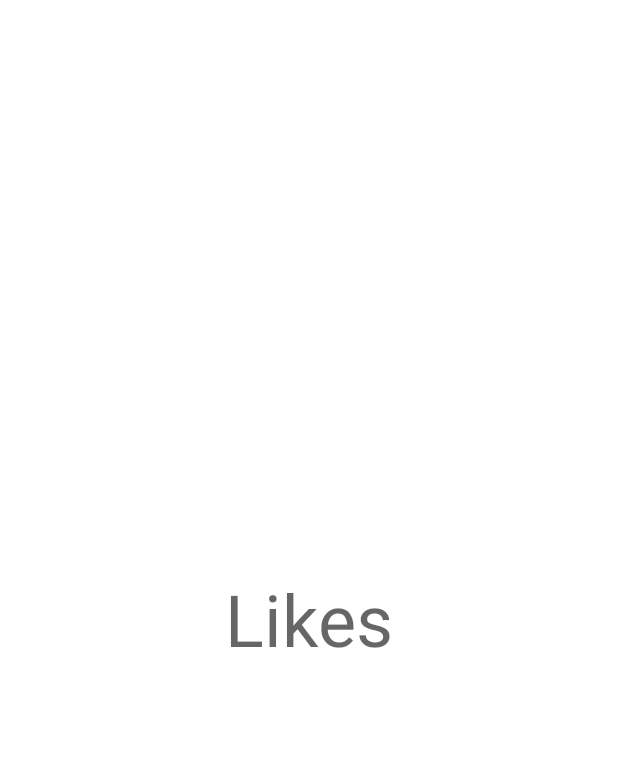
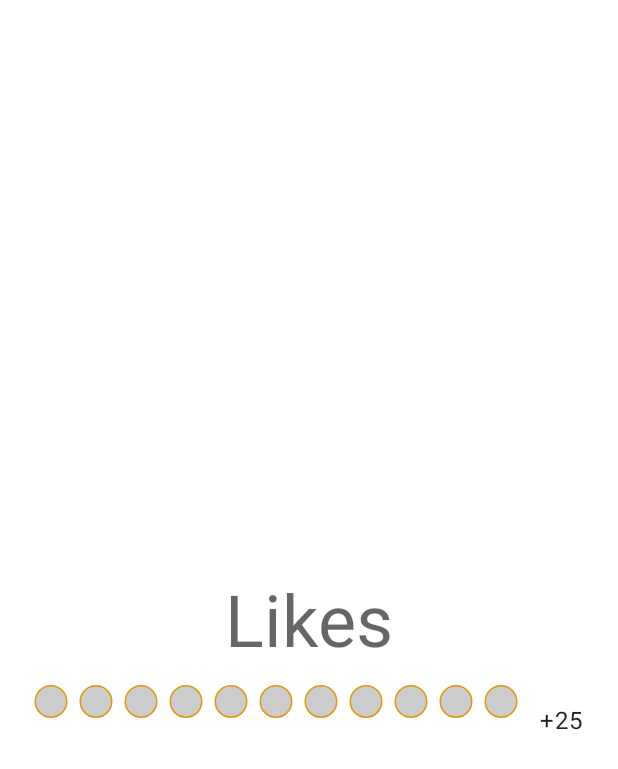
Before and after one commit to geaned/first-android-app, an Android app: the layout fragment_likes.xml on its own in the app's theme, with its tools: preview values and no code run, on a phone screen of 412 x 824 dp. Shown: the top 769 px of the screen. Run offline under Robolectric (Android 15) with nearby library versions, the phone set to English and light mode, and no system bars.

Commit message:
Added like counter placeholder

```diff
--- a/app/src/main/java/com/georgiyangeni/firstandroidapp/ui/news/NewsFragment.kt
+++ b/app/src/main/java/com/georgiyangeni/firstandroidapp/ui/news/NewsFragment.kt
@@ -17,7 +17,7 @@ class NewsFragment : BaseFragment(R.layout.fragment_news) {
 
     override fun onViewCreated(view: View, savedInstanceState: Bundle?) {
         super.onViewCreated(view, savedInstanceState)
-        viewBinding.swipeLayoutNewsRecyclerView.applyInsetter {
+        viewBinding.toolbar.applyInsetter {
             type(statusBars = true) { margin() }
         }
     }
--- /dev/null
+++ b/app/src/main/java/com/georgiyangeni/firstandroidapp/ui/news/PostLikesView.kt
@@ -0,0 +1,114 @@
+package com.georgiyangeni.firstandroidapp.ui.news
+
+import android.content.Context
+import android.graphics.Canvas
+import android.graphics.Color
+import android.graphics.Paint
+import android.util.AttributeSet
+import android.view.Gravity
+import android.widget.FrameLayout
+import android.widget.TextView
+import androidx.core.view.isInvisible
+import com.georgiyangeni.firstandroidapp.R
+import com.georgiyangeni.firstandroidapp.util.dpToPx
+import com.georgiyangeni.firstandroidapp.util.getCompatColor
+import com.georgiyangeni.firstandroidapp.util.inflate
+
+class PostLikesView @JvmOverloads constructor(
+    context: Context,
+    attrs: AttributeSet? = null,
+    defStyleRes: Int = 0
+) : FrameLayout(context, attrs, defStyleRes) {
+
+    private var textView: TextView
+
+    private var colorRadius: Float = dpToPx(10f)
+
+    var colors: List<Int> = listOf(Color.LTGRAY)
+        .flatMap { listOf(it, it, it, it, it, it) } // 5
+        .flatMap { listOf(it, it, it, it, it, it) } // 25
+        set(value) {
+            field = value
+            // requestLayout()
+            invalidate()
+        }
+
+    private var visibleColorCount: Int = 0
+    private var collapsedColorCount: Int = 0
+
+    private var circlePaint: Paint =
+        Paint().apply {
+            strokeWidth = colorRadius
+        }
+    private var circleBorderPaint: Paint =
+        Paint()
+            .apply {
+                color = context.getCompatColor(R.color.color_post_like_border)
+                strokeWidth = dpToPx(2f)
+                style = Paint.Style.STROKE
+            }
+
+    init {
+        setWillNotDraw(false)
+        textView = (inflate(R.layout.item_post_remaining_likes_count, false) as TextView)
+            .also { textView ->
+                addView(
+                    textView,
+                    LayoutParams(
+                        LayoutParams.WRAP_CONTENT,
+                        LayoutParams.WRAP_CONTENT,
+                        Gravity.END or Gravity.CENTER_VERTICAL
+                    )
+                )
+            }
+        if (isInEditMode) {
+            colors =
+                listOf(Color.LTGRAY)
+                    .flatMap { listOf(it, it, it, it, it) } // 5
+                    .flatMap { listOf(it, it, it, it, it) } // 25
+            setCollapsedColorCountText(colors.size)
+        }
+    }
+
+    override fun onMeasure(widthMeasureSpec: Int, heightMeasureSpec: Int) {
+        setCollapsedColorCountText(colors.size)
+        super.onMeasure(widthMeasureSpec, heightMeasureSpec)
+        if (colors.isNotEmpty()) {
+            val widthOfOneColor = (colorRadius * 3).toInt()
+            val widthOfAllColors = colors.size * widthOfOneColor
+            val widthWithoutPadding = measuredWidth - paddingStart - paddingEnd
+            var availableSpace = widthWithoutPadding
+            if (availableSpace in 1..widthOfAllColors) {
+                var visibleColorCount = availableSpace / widthOfOneColor + 1
+                do {
+                    visibleColorCount--
+                    setCollapsedColorCountText(colors.size - visibleColorCount)
+                    measureChild(textView, widthMeasureSpec, heightMeasureSpec)
+                    availableSpace = widthWithoutPadding - textView.measuredWidth
+                } while (0 < visibleColorCount && availableSpace <= visibleColorCount * widthOfOneColor)
+                textView.isInvisible = false
+                this.visibleColorCount = visibleColorCount
+                collapsedColorCount = colors.size - visibleColorCount
+            } else {
+                textView.isInvisible = true
+                visibleColorCount = colors.size
+                collapsedColorCount = 0
+            }
+        }
+    }
+
+    override fun onDraw(canvas: Canvas) {
+        super.onDraw(canvas)
+        val yPos = height / 2f
+        var xPos = paddingStart + colorRadius
+        for (i in 0 until visibleColorCount) {
+            canvas.drawCircle(xPos, yPos, colorRadius, circleBorderPaint)
+            canvas.drawCircle(xPos, yPos, colorRadius, circlePaint.apply { color = colors[i] })
+            xPos += (colorRadius * 3)
+        }
+    }
+
+    private fun setCollapsedColorCountText(count: Int) {
+        textView.text = resources.getString(R.string.common_counter_prefix, count)
+    }
+}
--- /dev/null
+++ b/app/src/main/java/com/georgiyangeni/firstandroidapp/util/ContextExtensions.kt
@@ -0,0 +1,8 @@
+package com.georgiyangeni.firstandroidapp.util
+
+import android.content.Context
+import androidx.annotation.ColorRes
+import androidx.core.content.ContextCompat
+
+fun Context.getCompatColor(@ColorRes colorRes: Int) =
+    ContextCompat.getColor(this, colorRes)
--- /dev/null
+++ b/app/src/main/java/com/georgiyangeni/firstandroidapp/util/UtilExtensions.kt
@@ -0,0 +1,13 @@
+package com.georgiyangeni.firstandroidapp.util
+
+import android.util.DisplayMetrics
+import android.util.TypedValue
+import androidx.annotation.Dimension
+import androidx.annotation.Dimension.DP
+
+fun dpToPx(displayMetrics: DisplayMetrics, @Dimension(unit = DP) dp: Float) =
+    TypedValue.applyDimension(
+        TypedValue.COMPLEX_UNIT_DIP,
+        dp,
+        displayMetrics
+    )
--- /dev/null
+++ b/app/src/main/java/com/georgiyangeni/firstandroidapp/util/ViewExtensions.kt
@@ -0,0 +1,7 @@
+package com.georgiyangeni.firstandroidapp.util
+
+import android.view.View
+import androidx.annotation.Dimension
+
+fun View.dpToPx(@Dimension(unit = Dimension.DP) dp: Float): Float =
+    dpToPx(resources.displayMetrics, dp)
--- /dev/null
+++ b/app/src/main/java/com/georgiyangeni/firstandroidapp/util/ViewGroupExtensions.kt
@@ -0,0 +1,10 @@
+package com.georgiyangeni.firstandroidapp.util
+
+import android.view.LayoutInflater
+import android.view.View
+import android.view.ViewGroup
+import androidx.annotation.LayoutRes
+
+fun ViewGroup.inflate(@LayoutRes layoutRes: Int, attachToRoot: Boolean = false): View {
+    return LayoutInflater.from(context).inflate(layoutRes, this, attachToRoot)
+}
--- a/app/src/main/res/layout/fragment_likes.xml
+++ b/app/src/main/res/layout/fragment_likes.xml
@@ -5,6 +5,7 @@
     xmlns:app="http://schemas.android.com/apk/res-auto">
 
     <TextView
+        android:id="@+id/screenTitleTextView"
         android:layout_width="wrap_content"
         android:layout_height="wrap_content"
         android:text="Likes"
@@ -14,4 +15,14 @@
         app:layout_constraintEnd_toEndOf="parent"
         app:layout_constraintTop_toTopOf="parent"
         app:layout_constraintBottom_toBottomOf="parent" />
+
+    <com.georgiyangeni.firstandroidapp.ui.news.PostLikesView
+        android:layout_width="0dp"
+        android:layout_height="wrap_content"
+        android:paddingHorizontal="24dp"
+        android:paddingTop="24dp"
+        app:layout_constraintEnd_toEndOf="parent"
+        app:layout_constraintStart_toStartOf="parent"
+        app:layout_constraintTop_toBottomOf="@+id/screenTitleTextView" />
+
 </androidx.constraintlayout.widget.ConstraintLayout>
--- /dev/null
+++ b/app/src/main/res/layout/item_post_remaining_likes_count.xml
@@ -0,0 +1,7 @@
+<?xml version="1.0" encoding="utf-8"?>
+<TextView xmlns:android="http://schemas.android.com/apk/res/android"
+    xmlns:tools="http://schemas.android.com/tools"
+    android:layout_width="wrap_content"
+    android:layout_height="wrap_content"
+    android:textAppearance="@style/TextAppearance.MaterialComponents.Body1"
+    tools:text="+42" />
--- a/app/src/main/res/values/colors.xml
+++ b/app/src/main/res/values/colors.xml
@@ -9,4 +9,5 @@
     <color name="white">#FFFFFFFF</color>
     <color name="gray">#FFCCCCCC</color>
     <color name="brand_blue">#FF127ABE</color>
+    <color name="color_post_like_border">#E39612</color>
 </resources>
--- a/app/src/main/res/values/strings.xml
+++ b/app/src/main/res/values/strings.xml
@@ -4,7 +4,7 @@
     ]>
 <resources>
     <string name="app_name">First Android App</string>
-    <string name="onboarding_view_pager_text_1">Осень 2021 г., СПбГУ</string>
+    <string name="onboarding_view_pager_text_1">Осень 2021&nbsp;г., СПбГУ</string>
     <string name="onboarding_view_pager_text_2">Мы изучаем разработку под Android</string>
     <string name="onboarding_view_pager_text_3">Добро пожаловать в команду</string>
     <string name="onboarding_sign_in_button_text">Войти</string>
@@ -34,4 +34,5 @@
     <string name="news_toolbar_title">Новости</string>
     <string name="profile_logout_button_text">Выйти</string>
     <string name="logout_error_message">Что-то пошло не так</string>
+    <string name="common_counter_prefix">+%1$d</string>
 </resources>
```
